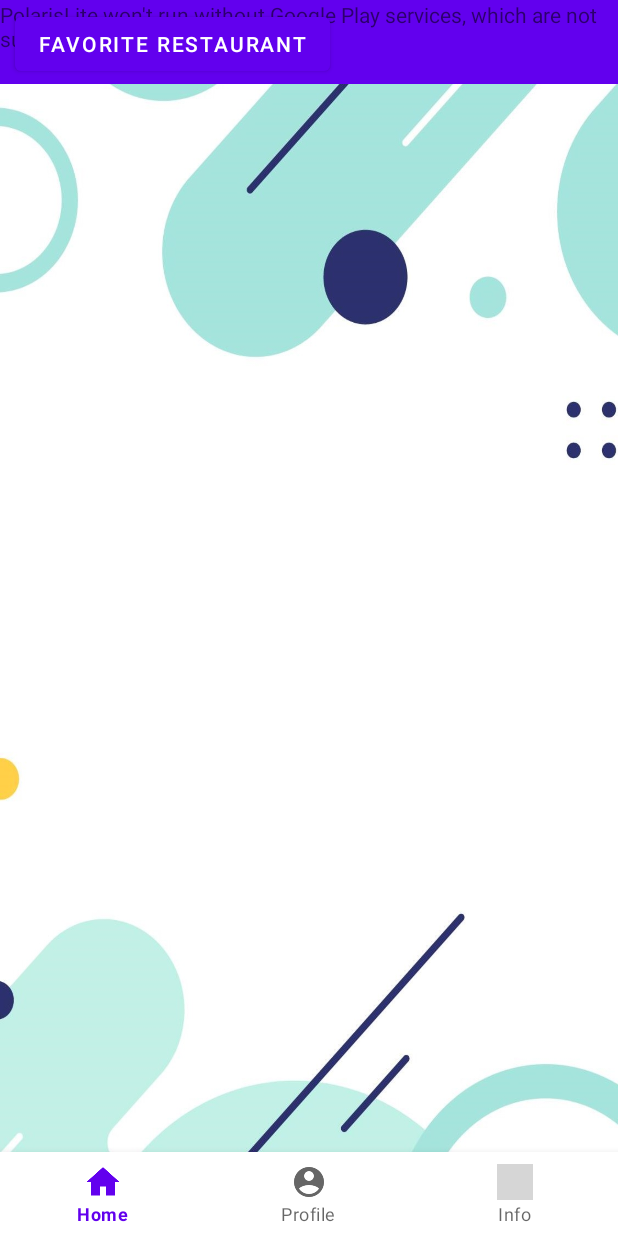
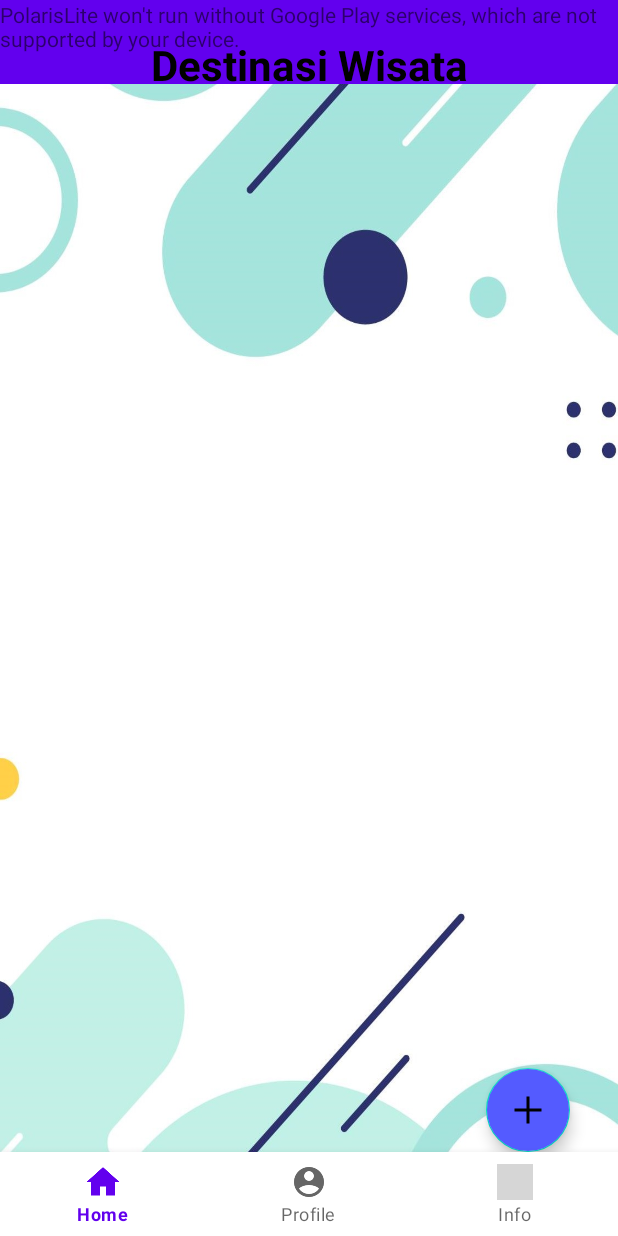
Before and after one commit to dafalagi/Tubes_AKB, an Android app: the HomeFragment screen opened directly, with no data from a screen before it, on a phone screen of 412 x 824 dp. Run offline under Robolectric (Android 15) with nearby library versions, the phone set to English and light mode, and no system bars; 1 statement that could not run was skipped; grey boxes are pictures that could not be loaded.

Commit message:
Update 27/07/2022

```diff
--- a/app/src/main/java/com/example/tubes_akb/HomeFragment.java
+++ b/app/src/main/java/com/example/tubes_akb/HomeFragment.java
@@ -1,3 +1,8 @@
+
+// Nama : Saeful Anwar Oktariansah
+// NIM  : 10119094
+// Kelas: IF-3
+
 package com.example.tubes_akb;
 
 import android.Manifest;
@@ -12,9 +17,9 @@ import android.widget.Button;
 import androidx.annotation.NonNull;
 import androidx.core.app.ActivityCompat;
 import androidx.fragment.app.Fragment;
-
-import com.google.android.gms.location.FusedLocationProviderClient;
-import com.google.android.gms.location.LocationServices;
+//
+//import com.google.android.gms.location.FusedLocationProviderClient;
+//import com.google.android.gms.location.LocationServices;
 import com.google.android.gms.maps.CameraUpdateFactory;
 import com.google.android.gms.maps.GoogleMap;
 import com.google.android.gms.maps.OnMapReadyCallback;
@@ -27,7 +32,7 @@ import com.google.android.gms.tasks.Task;
 public class HomeFragment extends Fragment {
 
     private SupportMapFragment mapFragment;
-    private FusedLocationProviderClient client;
+//    private FusedLocationProviderClient client;
     private Button btnFind;
     private double currentLat = 0, currentLong = 0;
 
@@ -41,10 +46,10 @@ public class HomeFragment extends Fragment {
 
         View fragment = inflater.inflate(R.layout.fragment_home, container, false);
 
-        client = LocationServices.getFusedLocationProviderClient(getActivity());
+//        client = LocationServices.getFusedLocationProviderClient(getActivity());
         mapFragment = (SupportMapFragment) getChildFragmentManager().findFragmentById(R.id.map);
 
-        btnFind = (Button) fragment.findViewById(R.id.btn_find);
+//        btnFind = (Button) fragment.findViewById(R.id.btn_find);
 
         getCurrentLocation();
 
@@ -90,28 +95,24 @@ public class HomeFragment extends Fragment {
                     new String[]{Manifest.permission.ACCESS_FINE_LOCATION}, 44);
         }
 
-        Task<Location> task = client.getLastLocation();
-        task.addOnSuccessListener(new OnSuccessListener<Location>() {
-            @Override
-            public void onSuccess(Location location) {
-                if(location != null){
-                    currentLat = location.getLatitude();
-                    currentLong = location.getLongitude();
-                    mapFragment.getMapAsync(new OnMapReadyCallback() {
-                        @Override
-                        public void onMapReady(@NonNull GoogleMap googleMap) {
-                            LatLng lokasi = new LatLng(currentLat,currentLong);
-                            MarkerOptions options = new MarkerOptions().position(lokasi).title("Lokasi Saat Ini");
-                            googleMap.addMarker(options);
-                            googleMap.moveCamera(CameraUpdateFactory.newLatLngZoom(lokasi, 17));
-                        }
-                    });
-                }
-            }
-        });
+//        Task<Location> task = client.getLastLocation();
+//        task.addOnSuccessListener(new OnSuccessListener<Location>() {
+//            @Override
+//            public void onSuccess(Location location) {
+//                if(location != null){
+//                    currentLat = location.getLatitude();
+//                    currentLong = location.getLongitude();
+//                    mapFragment.getMapAsync(new OnMapReadyCallback() {
+//                        @Override
+//                        public void onMapReady(@NonNull GoogleMap googleMap) {
+//                            LatLng lokasi = new LatLng(currentLat,currentLong);
+//                            MarkerOptions options = new MarkerOptions().position(lokasi).title("Lokasi Saat Ini");
+//                            googleMap.addMarker(options);
+//                            googleMap.moveCamera(CameraUpdateFactory.newLatLngZoom(lokasi, 17));
+//                        }
+//                    });
+//                }
+//            }
+//        });
     }
 }
-
-//NIM : 10119113
-//Nama : Dafa Rizky Fahreza
-//Kelas : IF3
--- a/app/src/main/res/layout/fragment_home.xml
+++ b/app/src/main/res/layout/fragment_home.xml
@@ -13,18 +13,40 @@
         android:layout_width="match_parent"
         android:layout_height="match_parent"/>
 
-    <LinearLayout
+    <RelativeLayout
         android:layout_width="match_parent"
         android:layout_height="wrap_content"
-        android:orientation="vertical">
-
-        <Button
+        >
+        <TextView
+            android:id="@+id/HeaderFragment1"
+            android:layout_width="match_parent"
+            android:layout_height="wrap_content"
+            android:text="Destinasi Wisata"
+            android:textSize="28dp"
+            android:textColor="@color/black"
+            android:textStyle="bold"
+            android:layout_margin="24dp"
+            android:gravity="center"/>
+        <androidx.recyclerview.widget.RecyclerView
+            android:id="@+id/ListMap"
+            android:layout_width="match_parent"
+            android:layout_height="wrap_content"
+            android:layout_below="@id/HeaderFragment1"
+            />
+        <com.google.android.material.floatingactionbutton.FloatingActionButton
+            android:id="@+id/floatingbtnAdd"
             android:layout_width="wrap_content"
             android:layout_height="wrap_content"
-            android:id="@+id/btn_find"
-            android:text="Favorite Restaurant"
-            android:layout_marginStart="10dp"
-            android:layout_marginTop="5dp"/>
-    </LinearLayout>
+            android:layout_marginRight="32dp"
+            android:layout_marginBottom="32dp"
+            android:backgroundTint="#545BFF"
+            android:layout_alignParentBottom="true"
+            android:layout_alignParentRight="true"
+            android:src="@drawable/add_icon"
+            />
+    </RelativeLayout>
 
 </FrameLayout>
+    <!--Nama : Saeful Anwar Oktariansah-->
+    <!--NIM  : 10119094-->
+    <!--Kelas: IF-3-->
```
Also changed, not shown: app/src/main/AndroidManifest.xml (+11 -5 lines), app/src/main/java/com/example/tubes_akb/AddActivity.java (added, +19 -0 lines), app/src/main/java/com/example/tubes_akb/EditActivity.java (added, +15 -0 lines), app/src/main/java/com/example/tubes_akb/ListMaps.java (added, +74 -0 lines), app/src/main/res/drawable/rounded_corner.xml (added, +7 -0 lines), app/src/main/res/drawable/rounded_corner2.xml (added, +7 -0 lines), app/src/main/res/drawable/rounded_corner3.xml (added, +7 -0 lines), app/src/main/res/layout/activity_add.xml (added, +100 -0 lines), app/src/main/res/layout/activity_edit.xml (added, +100 -0 lines).
